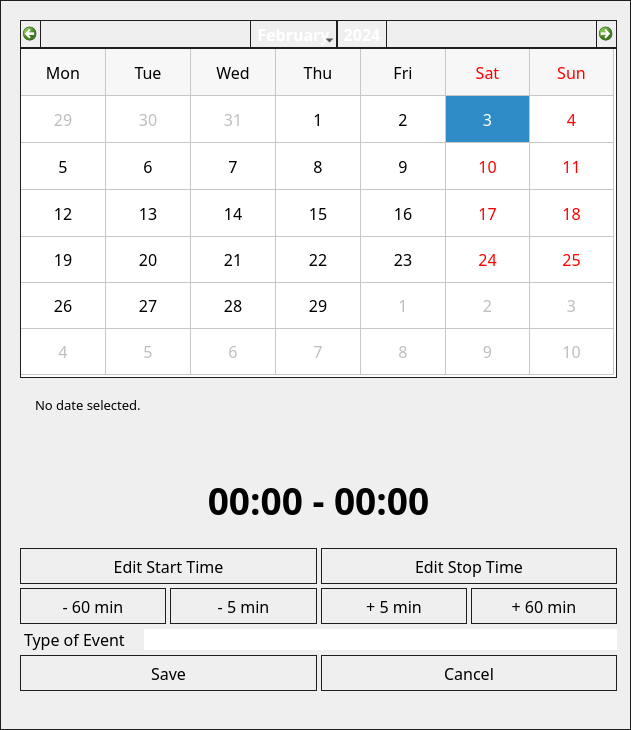
The window that src/booking-editor.ui (sc0000/hfmdd-video-system) describes before a commit, drawn with Qt 5.
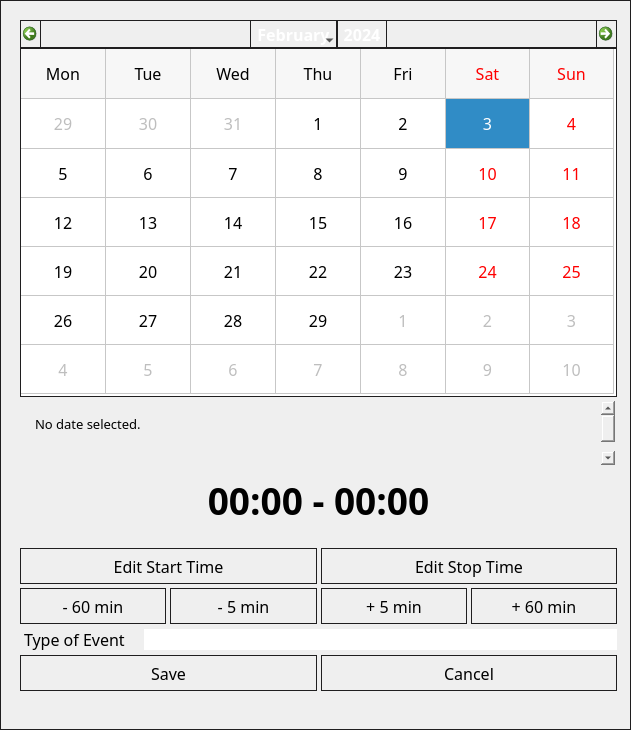
The same window after the commit.

Commit message: added scroll area in quick mode dialog

The edit to the form file:
```diff
--- a/src/booking-editor.ui
+++ b/src/booking-editor.ui
@@ -98,13 +98,13 @@
       <property name="minimumSize">
        <size>
         <width>595</width>
-        <height>83</height>
+        <height>64</height>
        </size>
       </property>
       <property name="maximumSize">
        <size>
         <width>595</width>
-        <height>83</height>
+        <height>64</height>
        </size>
       </property>
       <property name="frameShadow">
@@ -188,9 +188,9 @@
        <widget class="QWidget" name="verticalLayoutWidget">
         <property name="geometry">
          <rect>
-          <x>10</x>
+          <x>0</x>
           <y>10</y>
-          <width>160</width>
+          <width>581</width>
           <height>80</height>
          </rect>
         </property>
```
The commit also changes 4 other files.
